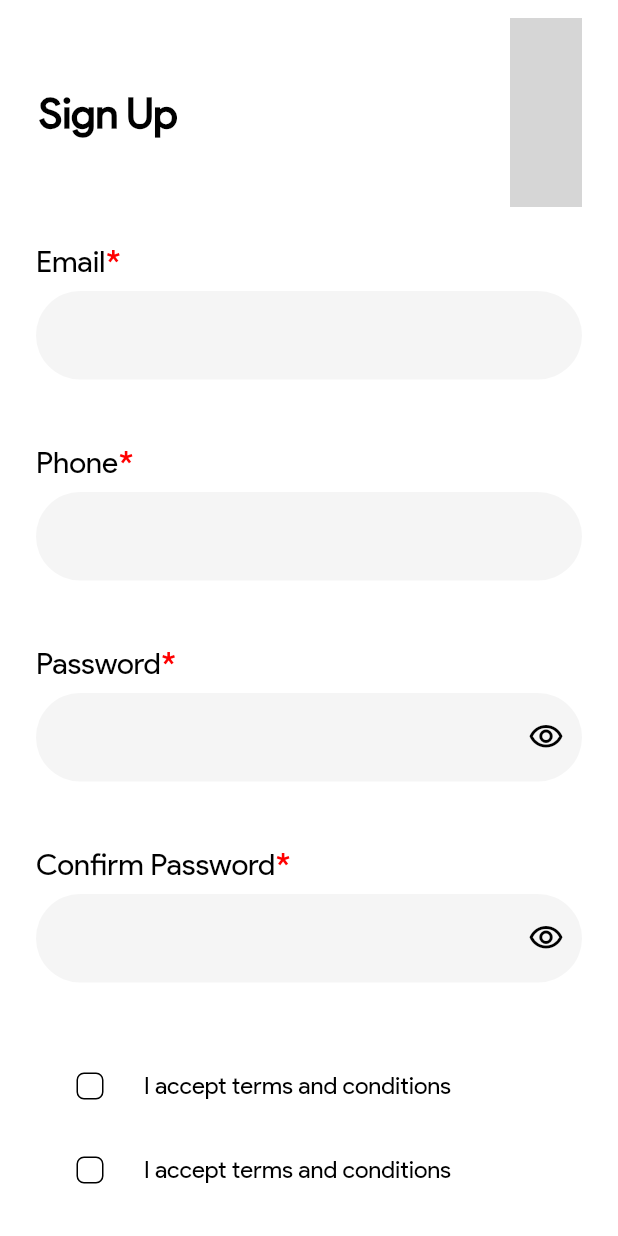
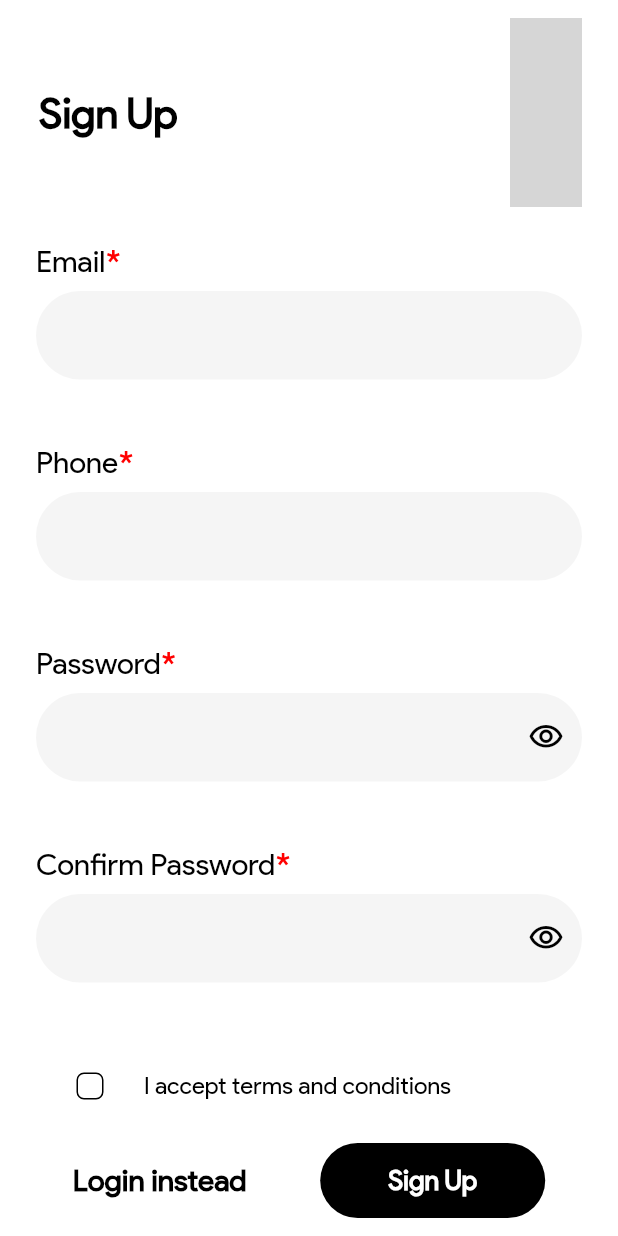
Before and after one commit to jayachandranmd/avail, a Flutter app: the SignUp screen opened directly, scrolled down 285 dp, on a phone screen of 412 x 824 dp. Run offline on Flutter 3.47's test engine with Material 2 defaults, Android fonts, the phone set to English and light mode, and no system bars; drawn by our look-alikes of cached_network_image; our stand-ins replace card_swiper, cloud_firestore, csc_picker, firebase_auth, firebase_core, firebase_storage and 7 more; accounts and stored records are empty; network calls fail; grey boxes are pictures that could not be loaded.

Commit message:
Removed redundant widget

```diff
--- a/lib/screens/auth/sign_up.dart
+++ b/lib/screens/auth/sign_up.dart
@@ -300,23 +300,6 @@ class _SignUpState extends State<SignUp> {
                   style: textFieldpara,
                 ),
               ),
-              CheckboxListTile(
-                value: terms,
-                checkboxShape: RoundedRectangleBorder(
-                    borderRadius: BorderRadius.circular(5)),
-                controlAffinity: ListTileControlAffinity.leading,
-                onChanged: (value) {
-                  setState(() {
-                    terms = value!;
-                  });
-                },
-                activeColor: Colors.black,
-                side: BorderSide(color: black),
-                title: Text(
-                  'I accept terms and conditions ',
-                  style: textFieldpara,
-                ),
-              ),
               sBoxH10,
               Row(
                 mainAxisAlignment: MainAxisAlignment.spaceAround,
```
